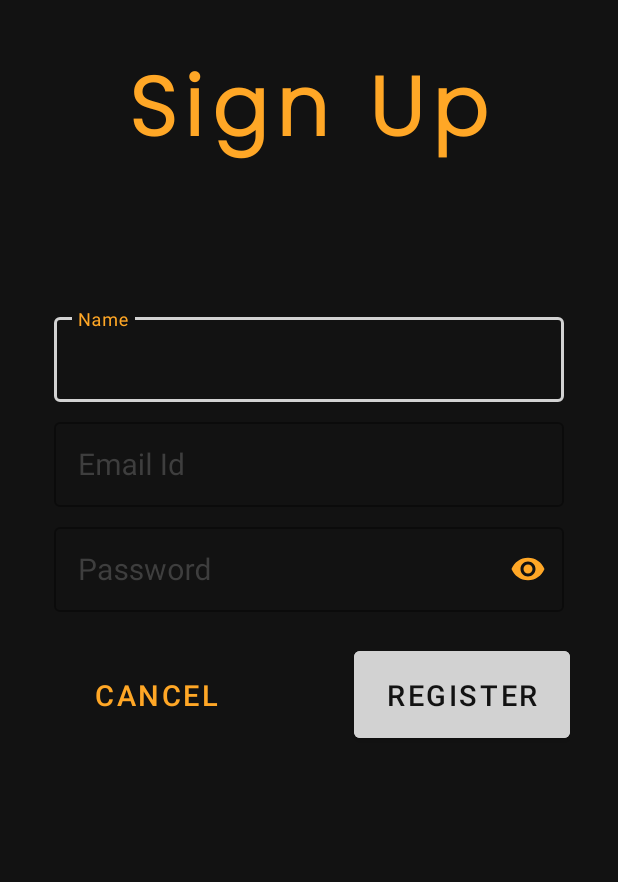
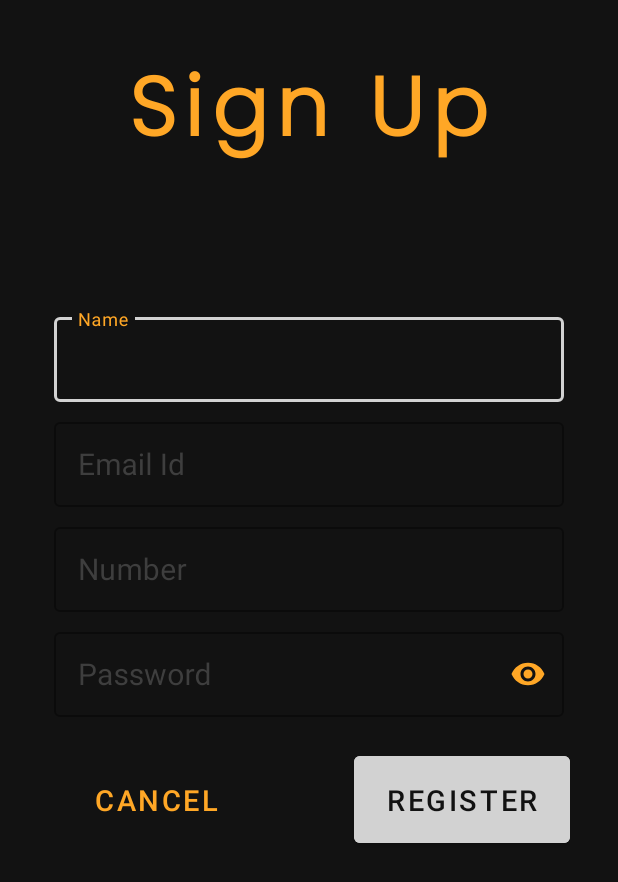
Before and after one commit to ibrahim-iqbal/voip_call, an Android app: the RegistrationActivity screen opened directly, with no data from a screen before it, on a phone screen of 412 x 824 dp. Shown: the top 882 px of the screen. Run offline under Robolectric (Android 15) with nearby library versions, the phone set to English and light mode, and no system bars; our stand-ins replace Firebase (no records; nobody signed in at launch, a user with empty details on screens opened directly); Roboto replaces fonts that are not available here.

Commit message:
profile photo and number

```diff
--- a/app/src/main/java/com/example/voip_call/RegistrationActivity.java
+++ b/app/src/main/java/com/example/voip_call/RegistrationActivity.java
@@ -33,8 +33,8 @@ import java.util.Objects;
 
 
 public class RegistrationActivity extends AppCompatActivity {
-    TextInputEditText email, password, name;
-    String id, pass, n;
+	TextInputEditText email, password, name, number;
+	String id, pass, n, num;
 	DatabaseReference db;
 	long maxid = 0;
 	private FirebaseAuth mAuth;
@@ -53,6 +53,7 @@ public class RegistrationActivity extends AppCompatActivity {
 		email = findViewById(R.id.email);
 		password = findViewById(R.id.password);
 		name = findViewById(R.id.nameid);
+		number = findViewById(R.id.number);
 
 		db = FirebaseDatabase.getInstance().getReference("userinfo");
 
@@ -61,7 +62,6 @@ public class RegistrationActivity extends AppCompatActivity {
 			public void onDataChange(@NonNull DataSnapshot dataSnapshot) {
 				if (dataSnapshot.exists()) {
 					maxid = (dataSnapshot.getChildrenCount());
-
 				}
 			}
 
@@ -84,6 +84,7 @@ public class RegistrationActivity extends AppCompatActivity {
 		id = Objects.requireNonNull(email.getText()).toString().trim();
 		pass = Objects.requireNonNull(password.getText()).toString().trim();
 		n = Objects.requireNonNull(name.getText()).toString().trim();
+		num = Objects.requireNonNull(number.getText()).toString().trim();
 		if (n.isEmpty()) {
 			name.setError("empty");
 			name.requestFocus();
@@ -125,7 +126,7 @@ public class RegistrationActivity extends AppCompatActivity {
 						Log.d(String.valueOf(this), "createUserWithEmail:success");
 						FirebaseUser user = mAuth.getCurrentUser();
 
-                        createuser(n, user != null ? user.getEmail() : null, "");
+						createuser(n, user != null ? user.getEmail() : null, "", num);
 						pd.dismiss();
 						Intent it = new Intent(RegistrationActivity.this, LoginActivity.class);
 						startActivity(it);
@@ -145,9 +146,9 @@ public class RegistrationActivity extends AppCompatActivity {
 		startActivity(it);
 	}
 
-    public void createuser(String name, String email, String imgurl) {
+	public void createuser(String name, String email, String imgurl, String number) {
 		db.push();
-        Createuser user = new Createuser(email, String.valueOf(maxid + 1), imgurl, name);
+		Createuser user = new Createuser(email, String.valueOf(maxid + 1), imgurl, name, number);
 		db.child(String.valueOf(maxid + 1)).setValue(user);
 	}
 
--- a/app/src/main/res/drawable/chatbox.xml
+++ b/app/src/main/res/drawable/chatbox.xml
@@ -2,7 +2,7 @@
 <selector xmlns:android="http://schemas.android.com/apk/res/android">
     <item>
         <shape android:shape="rectangle">
-            <solid android:color="#fff" />
+            <solid android:color="#2d2d2d" />
             <corners android:radius="8dp"/>
         </shape>
     </item>
--- a/app/src/main/res/layout/activity_registration.xml
+++ b/app/src/main/res/layout/activity_registration.xml
@@ -34,7 +34,8 @@
             android:textStyle="bold"
             app:layout_constraintEnd_toEndOf="parent"
             app:layout_constraintStart_toStartOf="parent"
-            app:layout_constraintTop_toTopOf="parent" />
+            app:layout_constraintTop_toTopOf="parent"
+            tools:ignore="HardcodedText" />
 
         <com.google.android.material.textfield.TextInputLayout
             android:id="@+id/tname"
@@ -77,7 +78,7 @@
                 android:layout_width="match_parent"
                 android:layout_height="match_parent"
                 android:hint="Email Id"
-                android:inputType="text"
+                android:inputType="textEmailAddress"
                 android:textColor="@color/colorPrimary"
                 android:textColorHint="#3E3E3E"
                 android:textSize="20sp"
@@ -85,6 +86,26 @@
 
         </com.google.android.material.textfield.TextInputLayout>
 
+        <com.google.android.material.textfield.TextInputLayout
+            android:id="@+id/tnumber"
+            style="@style/Widget.MaterialComponents.TextInputLayout.OutlinedBox"
+            android:layout_width="match_parent"
+            android:layout_height="70dp"
+            android:padding="4dp"
+            android:textColorHint="#3E3E3E"
+            app:hintTextColor="@color/colorAccent">
+
+            <com.google.android.material.textfield.TextInputEditText
+                android:id="@+id/number"
+                android:layout_width="match_parent"
+                android:layout_height="match_parent"
+                android:hint="Number"
+                android:inputType="number"
+                android:textColor="@color/colorPrimary"
+                android:textSize="20sp"
+                tools:ignore="HardcodedText,RtlSymmetry" />
+
+        </com.google.android.material.textfield.TextInputLayout>
         <com.google.android.material.textfield.TextInputLayout
             android:id="@+id/tpass"
             style="@style/Widget.MaterialComponents.TextInputLayout.OutlinedBox"
@@ -124,7 +145,7 @@
                 style="@style/Widget.MaterialComponents.Button.OutlinedButton"
                 android:layout_width="0dp"
                 android:layout_height="match_parent"
-                android:layout_marginRight="30dp"
+                android:layout_marginEnd="30dp"
                 android:layout_weight="1"
                 android:background="@android:color/transparent"
                 android:onClick="cancel"
--- a/app/src/main/res/layout/all_user.xml
+++ b/app/src/main/res/layout/all_user.xml
@@ -22,9 +22,9 @@
         app:layout_constraintTop_toTopOf="parent">
 
         <de.hdodenhof.circleimageview.CircleImageView
-            android:id="@+id/userimg"
+            android:id="@+id/allimg"
             android:layout_width="0dp"
-            android:layout_height="match_parent"
+            android:layout_height="100dp"
             android:layout_weight="1.5"
             android:padding="8dp"
             android:src="@drawable/ic_user" />
--- a/app/src/main/res/layout/custom_user_layout.xml
+++ b/app/src/main/res/layout/custom_user_layout.xml
@@ -24,7 +24,7 @@
         <de.hdodenhof.circleimageview.CircleImageView
             android:id="@+id/userimg"
             android:layout_width="0dp"
-            android:layout_height="match_parent"
+            android:layout_height="80dp"
             android:layout_weight="1.5"
             android:padding="8dp"
             android:src="@drawable/ic_user" />
```
Also changed, not shown: app/src/main/java/com/example/voip_call/CallScreen.java (+8 -5 lines), app/src/main/java/com/example/voip_call/Createuser.java (+7 -1 lines), app/src/main/java/com/example/voip_call/ProfileFragment.java (+69 -19 lines), app/src/main/java/com/example/voip_call/RecyclerAdapter.java (+8 -10 lines), app/src/main/res/layout/activity_chating.xml (+11 -11 lines). Lines whose indentation alone changed are shown as unchanged.
